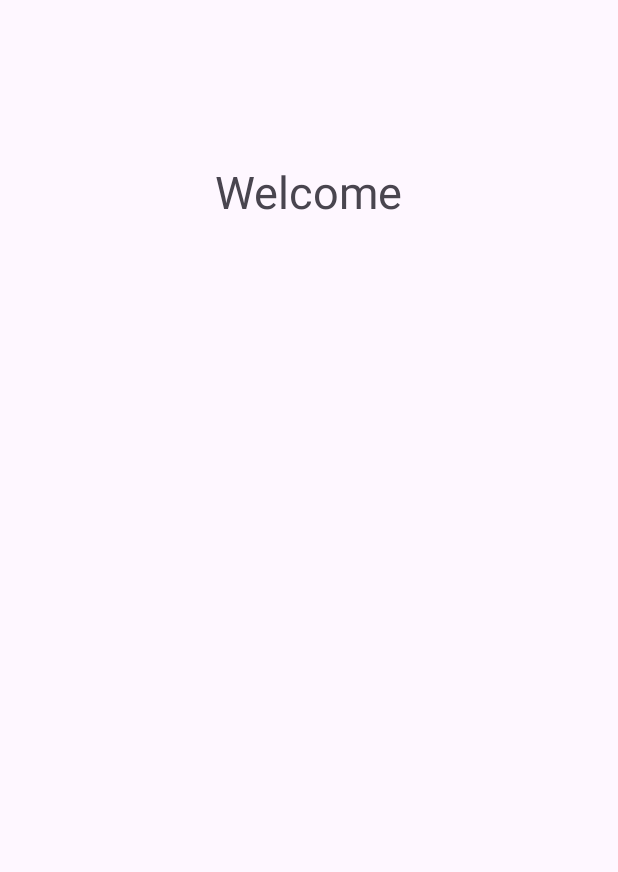
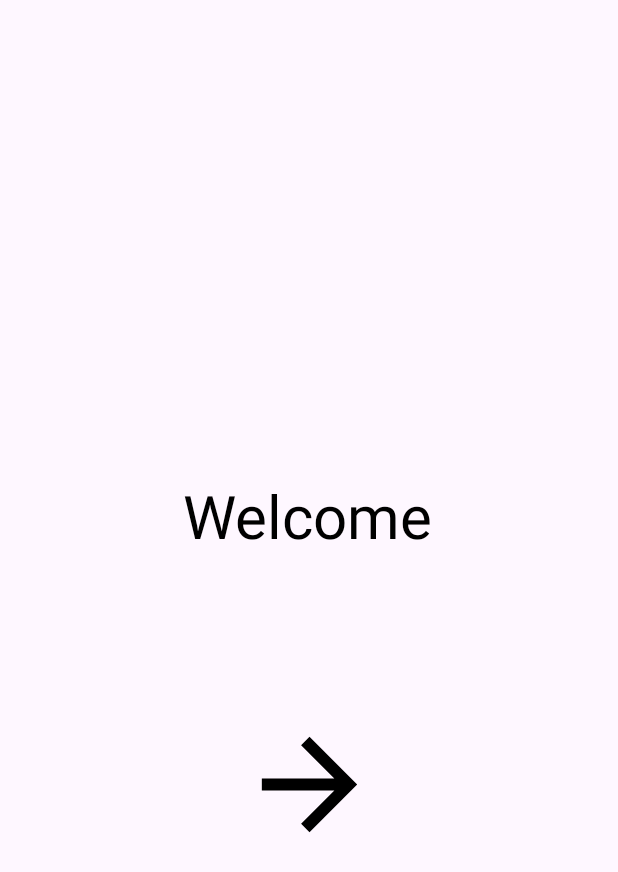
Before and after one commit to JamesRapelo/James-Rapelo-block1-activity1, an Android app: the screen it shows after launch (MainActivity), on a phone screen of 412 x 824 dp. Shown: the top 872 px of the screen. Run offline under Robolectric (Android 15) with nearby library versions, the phone set to English and light mode, and no system bars.

Commit message:
Arrow Vector

```diff
--- /dev/null
+++ b/app/src/main/res/drawable/baseline_arrow_forward_24.xml
@@ -0,0 +1,5 @@
+<vector android:autoMirrored="true" android:height="24dp"
+    android:tint="#000000" android:viewportHeight="24"
+    android:viewportWidth="24" android:width="24dp" xmlns:android="http://schemas.android.com/apk/res/android">
+    <path android:fillColor="@android:color/white" android:pathData="M12,4l-1.41,1.41L16.17,11H4v2h12.17l-5.58,5.59L12,20l8,-8z"/>
+</vector>
--- a/app/src/main/res/layout/activity_main.xml
+++ b/app/src/main/res/layout/activity_main.xml
@@ -7,16 +7,28 @@
     tools:context=".MainActivity">
 
     <TextView
+        android:id="@+id/textView"
         android:layout_width="wrap_content"
         android:layout_height="wrap_content"
         android:text="Welcome"
-        android:textSize="30dp"
+        android:textSize="40dp"
+        android:textColor="@color/black"
+        app:layout_constraintBottom_toBottomOf="parent"
+        app:layout_constraintEnd_toEndOf="parent"
+        app:layout_constraintHorizontal_bias="0.497"
+        app:layout_constraintStart_toStartOf="parent"
+        app:layout_constraintTop_toTopOf="parent"
+        app:layout_constraintVertical_bias="0.411" />
+
+    <ImageView
+        android:layout_width="95dp"
+        android:layout_height="95dp"
+        android:src="@drawable/baseline_arrow_forward_24"
         app:layout_constraintBottom_toBottomOf="parent"
         app:layout_constraintEnd_toEndOf="parent"
         app:layout_constraintStart_toStartOf="parent"
-        app:layout_constraintTop_toTopOf="parent"
-        app:layout_constraintVertical_bias="0.137" />
-
+        app:layout_constraintTop_toBottomOf="@+id/textView"
+        app:layout_constraintVertical_bias="0.292" />
 
 
 </androidx.constraintlayout.widget.ConstraintLayout>
```
